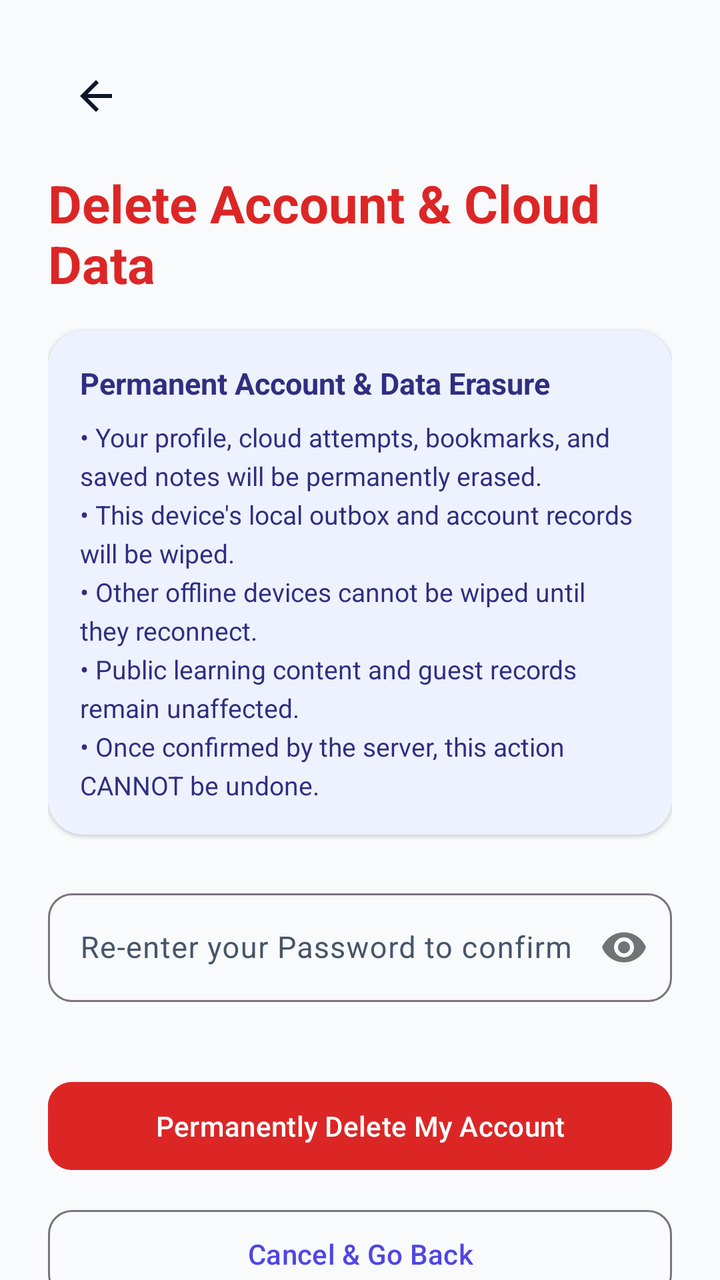
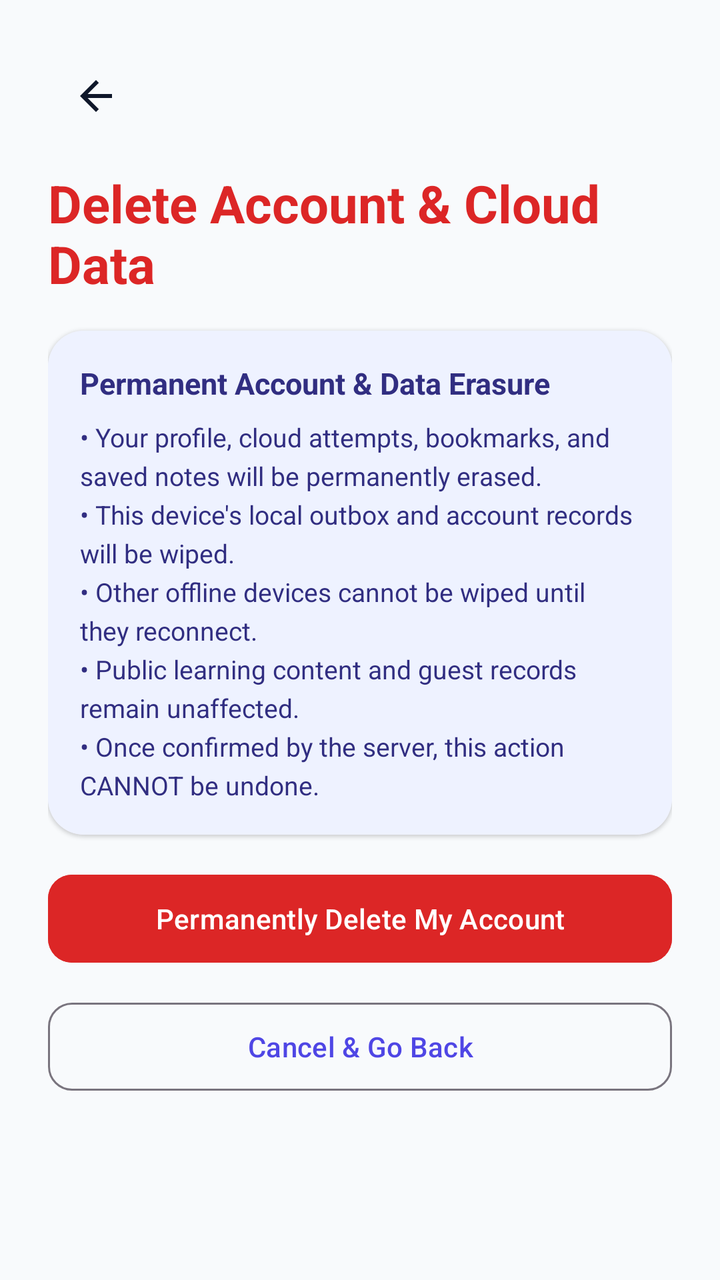

Compare the two renders of this Android layout. The source of the first and the diff that turns it into the second are given below.
<!-- AndroidManifest.xml: application theme Theme.AptiReady -->
<!-- res/layout/fragment_account_deletion.xml -->
<?xml version="1.0" encoding="utf-8"?>
<androidx.core.widget.NestedScrollView xmlns:android="http://schemas.android.com/apk/res/android"
    xmlns:app="http://schemas.android.com/apk/res-auto"
    xmlns:tools="http://schemas.android.com/tools"
    android:layout_width="match_parent"
    android:layout_height="match_parent"
    android:fillViewport="true">

    <LinearLayout
        android:layout_width="match_parent"
        android:layout_height="wrap_content"
        android:orientation="vertical"
        android:paddingStart="@dimen/spacing_24dp"
        android:paddingTop="@dimen/spacing_24dp"
        android:paddingEnd="@dimen/spacing_24dp"
        android:paddingBottom="@dimen/spacing_32dp">

        <ImageButton
            android:id="@+id/btn_back"
            android:layout_width="48dp"
            android:layout_height="48dp"
            android:background="?attr/selectableItemBackgroundBorderless"
            android:contentDescription="@string/cd_back_button"
            android:src="@drawable/ic_back"
            app:tint="?attr/colorOnSurface" />

        <TextView
            android:layout_width="wrap_content"
            android:layout_height="wrap_content"
            android:layout_marginTop="@dimen/spacing_12dp"
            android:text="Delete Account &amp; Cloud Data"
            android:textColor="@color/difficulty_hard"
            android:textSize="26sp"
            android:textStyle="bold" />

        
        <com.google.android.material.card.MaterialCardView
            style="?attr/materialCardViewElevatedStyle"
            android:layout_width="match_parent"
            android:layout_height="wrap_content"
            android:layout_marginTop="@dimen/spacing_16dp"
            app:cardCornerRadius="@dimen/card_corner_radius">

            <LinearLayout
                android:layout_width="match_parent"
                android:layout_height="wrap_content"
                android:background="?attr/colorPrimaryContainer"
                android:orientation="vertical"
                android:padding="@dimen/spacing_16dp">

                <TextView
                    android:layout_width="wrap_content"
                    android:layout_height="wrap_content"
                    android:text="Permanent Account &amp; Data Erasure"
                    android:textColor="?attr/colorOnPrimaryContainer"
                    android:textSize="15sp"
                    android:textStyle="bold" />

                <TextView
                    android:layout_width="match_parent"
                    android:layout_height="wrap_content"
                    android:layout_marginTop="@dimen/spacing_8dp"
                    android:lineSpacingExtra="4dp"
                    android:text="• Your profile, cloud attempts, bookmarks, and saved notes will be permanently erased.\n• This device's local outbox and account records will be wiped.\n• Other offline devices cannot be wiped until they reconnect.\n• Public learning content and guest records remain unaffected.\n• Once confirmed by the server, this action CANNOT be undone."
                    android:textColor="?attr/colorOnPrimaryContainer"
                    android:textSize="13sp" />
            </LinearLayout>
        </com.google.android.material.card.MaterialCardView>

        
        <com.google.android.material.textfield.TextInputLayout
            android:id="@+id/layout_reauth_password"
            style="@style/Widget.Material3.TextInputLayout.OutlinedBox"
            android:layout_width="match_parent"
            android:layout_height="wrap_content"
            android:layout_marginTop="@dimen/spacing_24dp"
            android:hint="Re-enter your Password to confirm"
            app:boxCornerRadiusBottomEnd="12dp"
            app:boxCornerRadiusBottomStart="12dp"
            app:boxCornerRadiusTopEnd="12dp"
            app:boxCornerRadiusTopStart="12dp"
            app:passwordToggleEnabled="true">

            <com.google.android.material.textfield.TextInputEditText
                android:id="@+id/et_reauth_password"
                android:layout_width="match_parent"
                android:layout_height="wrap_content"
                android:inputType="textPassword"
                android:maxLines="1"
                android:textSize="15sp" />
        </com.google.android.material.textfield.TextInputLayout>

        <com.google.android.material.progressindicator.LinearProgressIndicator
            android:id="@+id/progress_indicator"
            android:layout_width="match_parent"
            android:layout_height="wrap_content"
            android:layout_marginTop="@dimen/spacing_16dp"
            android:indeterminate="true"
            android:visibility="invisible" />

        
        <com.google.android.material.button.MaterialButton
            android:id="@+id/btn_confirm_deletion"
            android:layout_width="match_parent"
            android:layout_height="@dimen/button_height"
            android:layout_marginTop="@dimen/spacing_16dp"
            android:backgroundTint="@color/difficulty_hard"
            android:text="Permanently Delete My Account"
            app:cornerRadius="@dimen/button_corner_radius" />

        <com.google.android.material.button.MaterialButton
            android:id="@+id/btn_cancel_deletion"
            style="@style/Widget.Material3.Button.OutlinedButton"
            android:layout_width="match_parent"
            android:layout_height="@dimen/button_height"
            android:layout_marginTop="@dimen/spacing_12dp"
            android:text="Cancel &amp; Go Back"
            app:cornerRadius="@dimen/button_corner_radius" />

    </LinearLayout>
</androidx.core.widget.NestedScrollView>
<!-- resources referenced by this layout -->
<resources>
  <color name="difficulty_hard">#DC2626</color>
  <dimen name="button_corner_radius">12dp</dimen>
  <dimen name="button_height">52dp</dimen>
  <dimen name="card_corner_radius">18dp</dimen>
  <dimen name="spacing_12dp">12dp</dimen>
  <dimen name="spacing_16dp">16dp</dimen>
  <dimen name="spacing_24dp">24dp</dimen>
  <dimen name="spacing_32dp">32dp</dimen>
  <dimen name="spacing_8dp">8dp</dimen>
  <!-- drawable ic_back (drawable) -->
  <vector xmlns:android="http://schemas.android.com/apk/res/android"
      android:width="24dp"
      android:height="24dp"
      android:viewportWidth="24"
      android:viewportHeight="24">
    <path
        android:fillColor="#FF000000"
        android:pathData="M20,11H7.83l5.59,-5.59L12,4l-8,8 8,8 1.41,-1.41L7.83,13H20v-2z"/>
  </vector>
  <string name="cd_back_button">Navigate Back</string>
  <style name="Theme.AptiReady" parent="Base.Theme.AptiReady" />
  <style name="Base.Theme.AptiReady" parent="Theme.Material3.DayNight.NoActionBar">
          
          <item name="colorPrimary">@color/indigo_600</item>
          <item name="colorOnPrimary">@color/white</item>
          <item name="colorPrimaryContainer">@color/indigo_50</item>
          <item name="colorOnPrimaryContainer">@color/indigo_900</item>
  
          
          <item name="colorSecondary">@color/teal_700</item>
          <item name="colorOnSecondary">@color/white</item>
          <item name="colorSecondaryContainer">@color/teal_100</item>
          <item name="colorOnSecondaryContainer">@color/teal_800</item>
  
          
          <item name="android:colorBackground">@color/bg_light</item>
          <item name="colorSurface">@color/surface_light</item>
          <item name="colorOnSurface">@color/text_primary_light</item>
          <item name="colorOnSurfaceVariant">@color/text_secondary_light</item>
  
          
          <item name="android:statusBarColor">@android:color/transparent</item>
          <item name="android:navigationBarColor">@android:color/transparent</item>
          <item name="android:windowLightStatusBar">true</item>
      </style>
  <color name="indigo_600">#4F46E5</color>
  <color name="white">#FFFFFF</color>
  <color name="indigo_50">#EEF2FF</color>
  <color name="indigo_900">#312E81</color>
  <color name="teal_700">#0F766E</color>
  <color name="teal_100">#CCFBF1</color>
  <color name="teal_800">#115E59</color>
  <color name="bg_light">#F8FAFC</color>
  <color name="surface_light">#FFFFFF</color>
  <color name="text_primary_light">#0F172A</color>
  <color name="text_secondary_light">#475569</color>
</resources>

<!-- the commit's change to res/layout/fragment_account_deletion.xml (unified diff, before → after) -->
@@ -68,37 +68,6 @@
         </com.google.android.material.card.MaterialCardView>
 
         
-        <com.google.android.material.textfield.TextInputLayout
-            android:id="@+id/layout_reauth_password"
-            style="@style/Widget.Material3.TextInputLayout.OutlinedBox"
-            android:layout_width="match_parent"
-            android:layout_height="wrap_content"
-            android:layout_marginTop="@dimen/spacing_24dp"
-            android:hint="Re-enter your Password to confirm"
-            app:boxCornerRadiusBottomEnd="12dp"
-            app:boxCornerRadiusBottomStart="12dp"
-            app:boxCornerRadiusTopEnd="12dp"
-            app:boxCornerRadiusTopStart="12dp"
-            app:passwordToggleEnabled="true">
-
-            <com.google.android.material.textfield.TextInputEditText
-                android:id="@+id/et_reauth_password"
-                android:layout_width="match_parent"
-                android:layout_height="wrap_content"
-                android:inputType="textPassword"
-                android:maxLines="1"
-                android:textSize="15sp" />
-        </com.google.android.material.textfield.TextInputLayout>
-
-        <com.google.android.material.progressindicator.LinearProgressIndicator
-            android:id="@+id/progress_indicator"
-            android:layout_width="match_parent"
-            android:layout_height="wrap_content"
-            android:layout_marginTop="@dimen/spacing_16dp"
-            android:indeterminate="true"
-            android:visibility="invisible" />
-
-        
         <com.google.android.material.button.MaterialButton
             android:id="@+id/btn_confirm_deletion"
             android:layout_width="match_parent"
